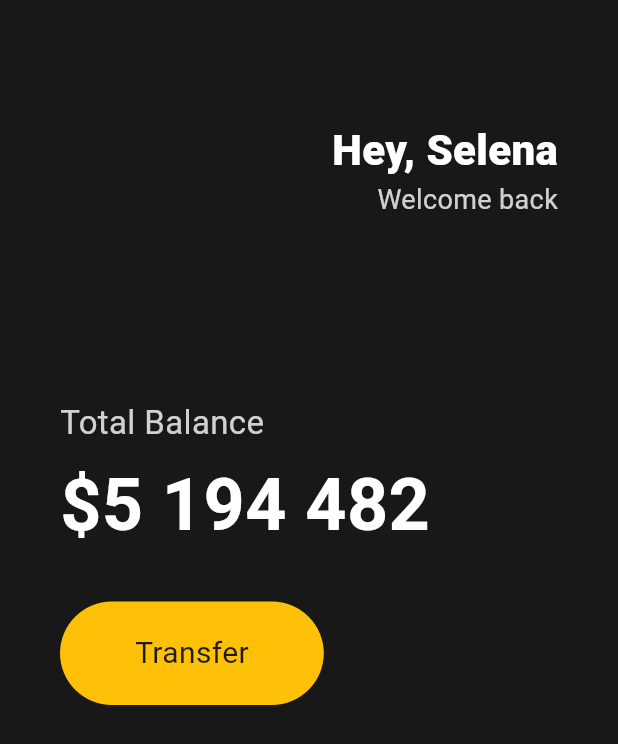
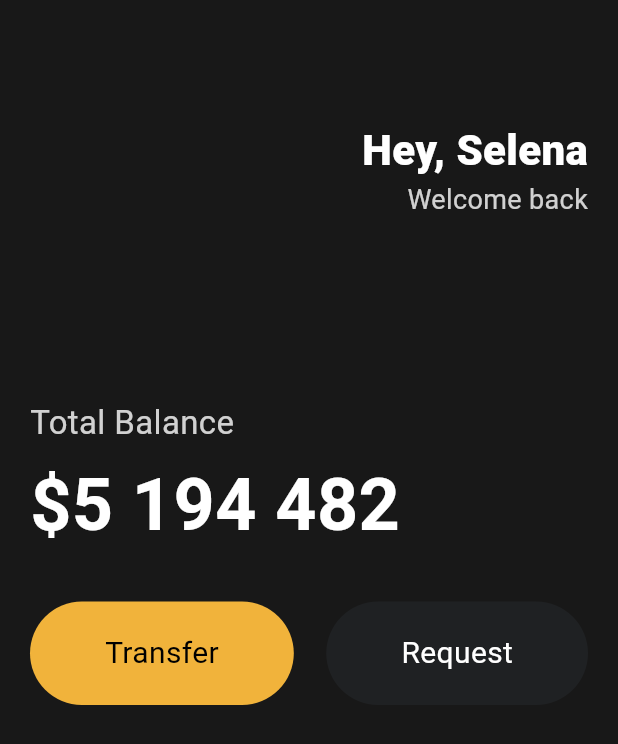
Before and after one commit to sky2000sh/toonflix, a Flutter app: the screen it shows after launch, on a phone screen of 412 x 824 dp. Shown: the top 744 px of the screen. Run offline on Flutter 3.47's test engine with Material 3 defaults, Android fonts, the phone set to English and light mode, and no system bars.

Commit message:
create a button element to make a clean codes

```diff
--- a/lib/main.dart
+++ b/lib/main.dart
@@ -1,5 +1,6 @@
 // import 'package:flutter/cupertino.dart';
 import 'package:flutter/material.dart';
+import 'package:toonflix/widgets/Button.dart';
 
 class Player {
   String name;
@@ -25,30 +26,32 @@
         backgroundColor: const Color(0xFF181818),
         // Colors.black,
         body: Padding(
-          padding: const EdgeInsets.symmetric(horizontal: 40),
+          padding: const EdgeInsets.symmetric(horizontal: 20),
           //EdgeInsets.all(10)
-          child :Column(
+          child: Column(
             crossAxisAlignment: CrossAxisAlignment.start,
             children: [
               const SizedBox(
-                height:80,
+                height: 80,
               ),
               Row(
                 mainAxisAlignment: MainAxisAlignment.end,
-                children:[
+                children: [
                   Column(
                     crossAxisAlignment: CrossAxisAlignment.end,
-                    children:[
-                      const Text('Hey, Selena',
+                    children: [
+                      const Text(
+                        'Hey, Selena',
                         style: TextStyle(
-                          color:Colors.white,
+                          color: Colors.white,
                           fontSize: 28,
                           fontWeight: FontWeight.w800,
                         ),
                       ),
-                      Text('Welcome back',
+                      Text(
+                        'Welcome back',
                         style: TextStyle(
-                          color:Colors.white.withOpacity(0.8),
+                          color: Colors.white.withOpacity(0.8),
                           fontSize: 18,
                         ),
                       ),
@@ -61,7 +64,8 @@
               const SizedBox(
                 height: 120,
               ),
-              Text('Total Balance',
+              Text(
+                'Total Balance',
                 style: TextStyle(
                   color: Colors.white.withOpacity(0.8),
                   fontSize: 22,
@@ -72,37 +76,31 @@
               const SizedBox(
                 height: 5,
               ),
-              const Text('\$5 194 482',
+              const Text(
+                '\$5 194 482',
                 style: TextStyle(
                     color: Colors.white,
                     fontSize: 48,
-                  fontWeight: FontWeight.w600
-                ),
+                    fontWeight: FontWeight.w600),
               ),
 
-              // Transfer 부분의 SizedBOx
-              // Transfer 부분을 컨테이너 처리를 통해 div처럼 만들기
+              // Transfer/Request 부분의 SizedBOx
+              // Transfer/Request 부분을 컨테이너 처리를 통해 div처럼 만들기
               const SizedBox(
                 height: 30,
               ),
-              Row(
+              const Row(
+                mainAxisAlignment: MainAxisAlignment.spaceBetween,
                 children: [
-                  Container(
-                    decoration: BoxDecoration(
-                      color: Colors.amber,
-                      borderRadius: BorderRadius.circular(45),
+                  Button(
+                    text: 'Transfer',
+                    bgColor: Color(0xFFF1B33B),
+                    textColor: Colors.black,
                   ),
-                    child: const Padding(
-                      padding: EdgeInsets.symmetric(
-                        vertical: 20,
-                        horizontal: 50,
-                      ),
-                      child: Text('Transfer',
-                        style: TextStyle(
-                          fontSize: 20,
-                        ),
-                      ),
-                    ),
+                  Button(
+                    text: 'Request',
+                    bgColor: Color(0xFF1F2123),
+                    textColor: Colors.white,
                   ),
                 ],
               ),
--- /dev/null
+++ b/lib/widgets/button.dart
@@ -0,0 +1,36 @@
+import 'package:flutter/material.dart';
+
+class Button extends StatelessWidget {
+  final String text;
+  final Color bgColor;
+  final Color textColor;
+
+  const Button(
+      {super.key,
+      required this.text,
+      required this.bgColor,
+      required this.textColor});
+
+  @override
+  Widget build(BuildContext context) {
+    return Container(
+      decoration: BoxDecoration(
+        color: bgColor,
+        borderRadius: BorderRadius.circular(45),
+      ),
+      child: Padding(
+        padding: const EdgeInsets.symmetric(
+          vertical: 20,
+          horizontal: 50,
+        ),
+        child: Text(
+          text,
+          style: TextStyle(
+            color: textColor,
+            fontSize: 20,
+          ),
+        ),
+      ),
+    );
+  }
+}
```
Lines whose indentation alone changed are shown as unchanged.
